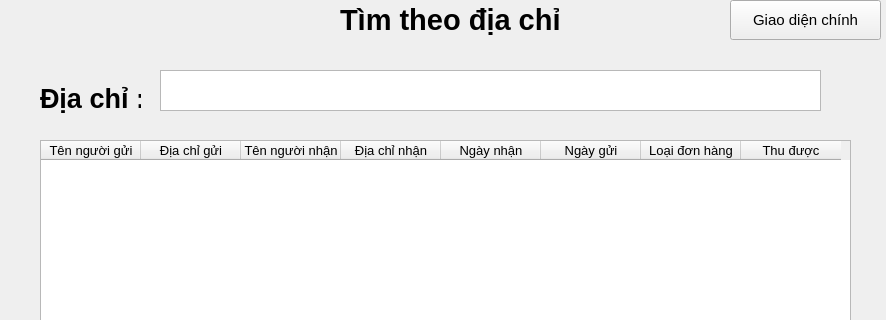
Above: ThuNg/mainwindow.ui from LeTuan-iu-HKN/GUI- before the change; both pictures show x 0 to 886 and y 0 to 320 of the 886 by 564 pixel window. Below: the same form after it.
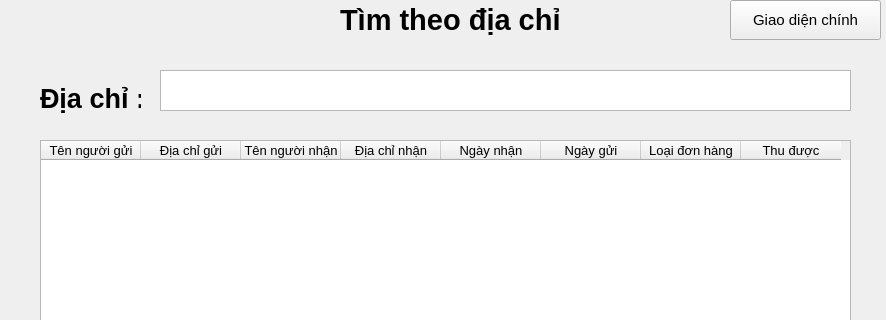
That is the form after the change.

Diff of the .ui file:
```diff
--- a/ThuNg/mainwindow.ui
+++ b/ThuNg/mainwindow.ui
@@ -1789,7 +1789,7 @@
        <rect>
         <x>150</x>
         <y>70</y>
-        <width>661</width>
+        <width>691</width>
         <height>41</height>
        </rect>
       </property>
```
